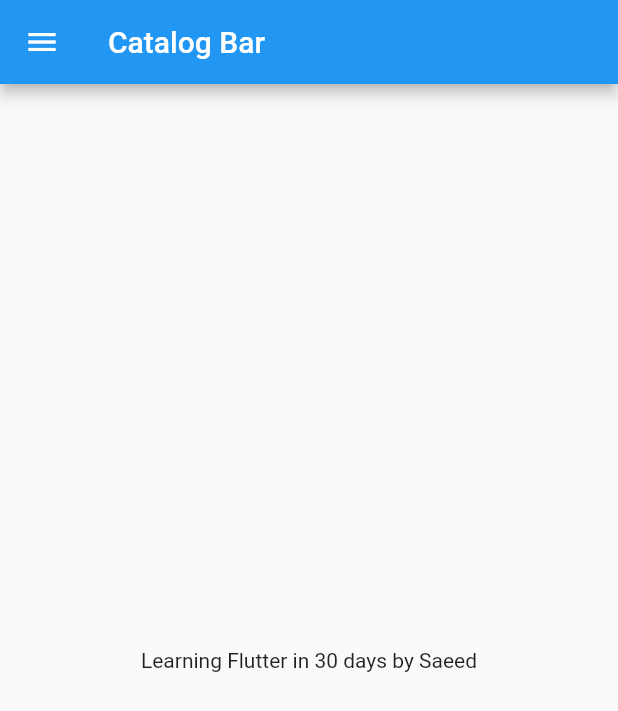
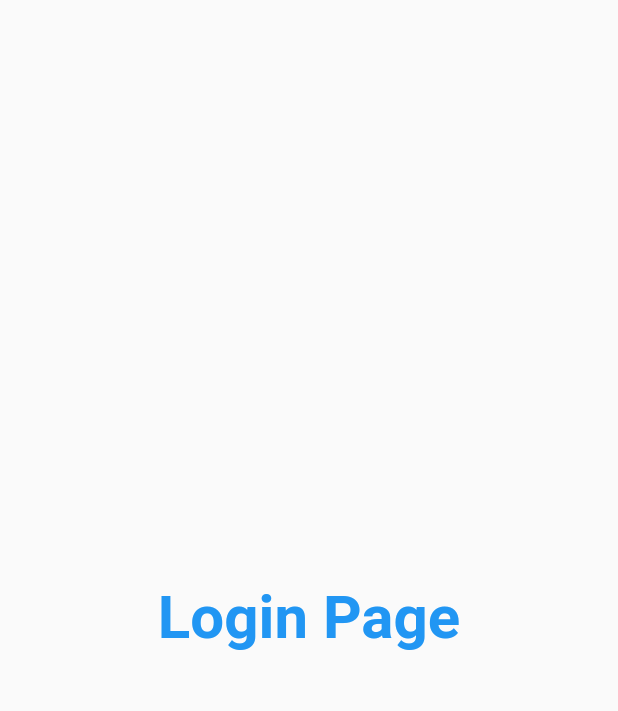
Before and after one commit to silokilo966/30DaysofFlutter, a Flutter app: the screen it shows after launch, on a phone screen of 412 x 824 dp. Shown: the top 711 px of the screen. Run offline on Flutter 3.47's test engine with Material 2 defaults, Android fonts, the phone set to English and light mode, and no system bars.

Commit message:
day 3 completed

```diff
--- a/lib/main.dart
+++ b/lib/main.dart
@@ -1,6 +1,7 @@
 import 'package:flutter/material.dart';
+import 'package:learning_flutter/pages/login_page.dart';
 
-import 'home_page.dart';
+import 'pages/home_page.dart';
 
 void main() {
   runApp(MyApp());
@@ -19,7 +20,14 @@ class MyApp extends StatelessWidget {
     //final (can be changed when addition is done)
 
     return MaterialApp(
-      home: HomePage(),
+      //home: HomePage(),
+      themeMode: ThemeMode.light,
+      darkTheme: ThemeData(brightness: Brightness.dark),
+      theme: ThemeData(primarySwatch: Colors.deepPurple),
+      routes: {
+        "/": (context) => LoginPage(),
+        "/HomePage": (context) => HomePage(),
+      },
     );
   }
 }
--- /dev/null
+++ b/lib/pages/login_page.dart
@@ -0,0 +1,13 @@
+import 'package:flutter/material.dart';
+
+class LoginPage extends StatelessWidget {
+  @override
+  Widget build(BuildContext context) {
+    return Material(
+      child: Center(
+        child: Text("Login Page", style: TextStyle(fontSize: 40, color: Colors.blue, fontWeight: FontWeight.bold),
+        ),
+      )
+    );
+  }
+}
```
Also changed, not shown: lib/pages/home_page.dart (renamed from lib/home_page.dart).
